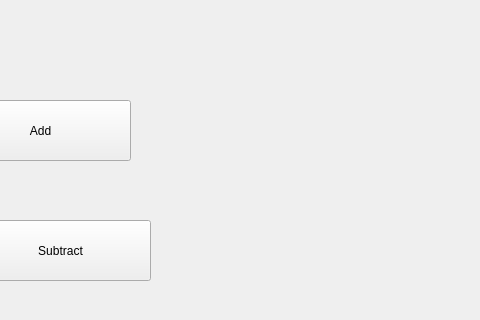
Old version of the form app/uis/main_window.ui in the repository threezinedine/ntt-light-sculpture-app; both pictures show x 90 to 570 and y 0 to 320 of the 800 by 600 pixel window.
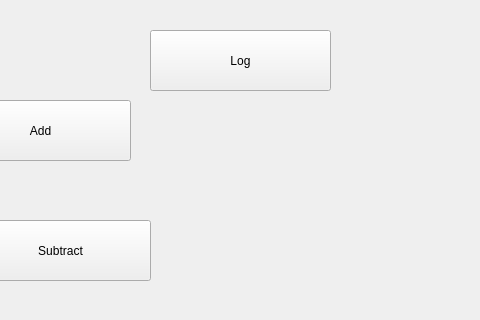
New version of the form.

Patch:
```diff
--- a/app/uis/main_window.ui
+++ b/app/uis/main_window.ui
@@ -40,6 +40,19 @@
      <string>Subtract</string>
     </property>
    </widget>
+   <widget class="QPushButton" name="logButton">
+    <property name="geometry">
+     <rect>
+      <x>240</x>
+      <y>30</y>
+      <width>181</width>
+      <height>61</height>
+     </rect>
+    </property>
+    <property name="text">
+     <string>Log</string>
+    </property>
+   </widget>
   </widget>
   <widget class="QMenuBar" name="menubar">
    <property name="geometry">
```
